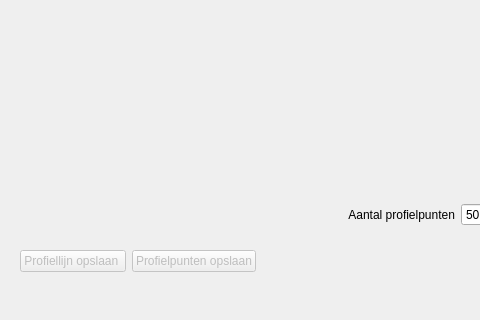
First picture: the form in ui_geopunt4QgisElevation.ui, repository warrieka/geopunt4Qgis, before the edit; both pictures show x 0 to 480 and y 99 to 419 of the 574 by 419 pixel window.
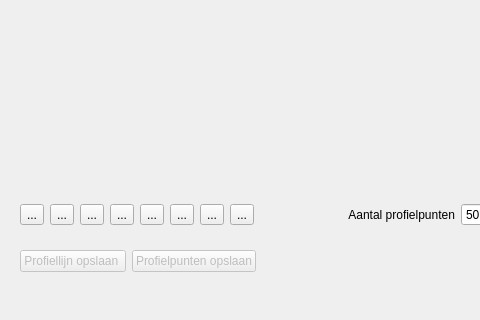
Second picture: the form after the edit. Icons and pictures are not drawn.

Commit message: new toolbar for elevation, uix fixes

```diff
--- a/ui_geopunt4QgisElevation.ui
+++ b/ui_geopunt4QgisElevation.ui
@@ -103,6 +103,62 @@
       </sizepolicy>
      </property>
      <layout class="QHBoxLayout" name="horizontalLayout_4">
+      <item>
+       <widget class="QToolButton" name="toolCanvanHome">
+        <property name="text">
+         <string>...</string>
+        </property>
+       </widget>
+      </item>
+      <item>
+       <widget class="QToolButton" name="toolCanvanPrev">
+        <property name="text">
+         <string>...</string>
+        </property>
+       </widget>
+      </item>
+      <item>
+       <widget class="QToolButton" name="toolCanvanNext">
+        <property name="text">
+         <string>...</string>
+        </property>
+       </widget>
+      </item>
+      <item>
+       <widget class="QToolButton" name="toolCanvanPan">
+        <property name="text">
+         <string>...</string>
+        </property>
+       </widget>
+      </item>
+      <item>
+       <widget class="QToolButton" name="toolCanvanZoom">
+        <property name="text">
+         <string>...</string>
+        </property>
+       </widget>
+      </item>
+      <item>
+       <widget class="QToolButton" name="toolCanvanSave">
+        <property name="text">
+         <string>...</string>
+        </property>
+       </widget>
+      </item>
+      <item>
+       <widget class="QToolButton" name="toolCanvanConfig">
+        <property name="text">
+         <string>...</string>
+        </property>
+       </widget>
+      </item>
+      <item>
+       <widget class="QToolButton" name="toolCanvasFill">
+        <property name="text">
+         <string>...</string>
+        </property>
+       </widget>
+      </item>
       <item>
        <spacer name="horizontalSpacer_2">
         <property name="orientation">
```
Left out of the diff: 2 changed lines with no effect on the pictures. The commit also changes 34 other files.
